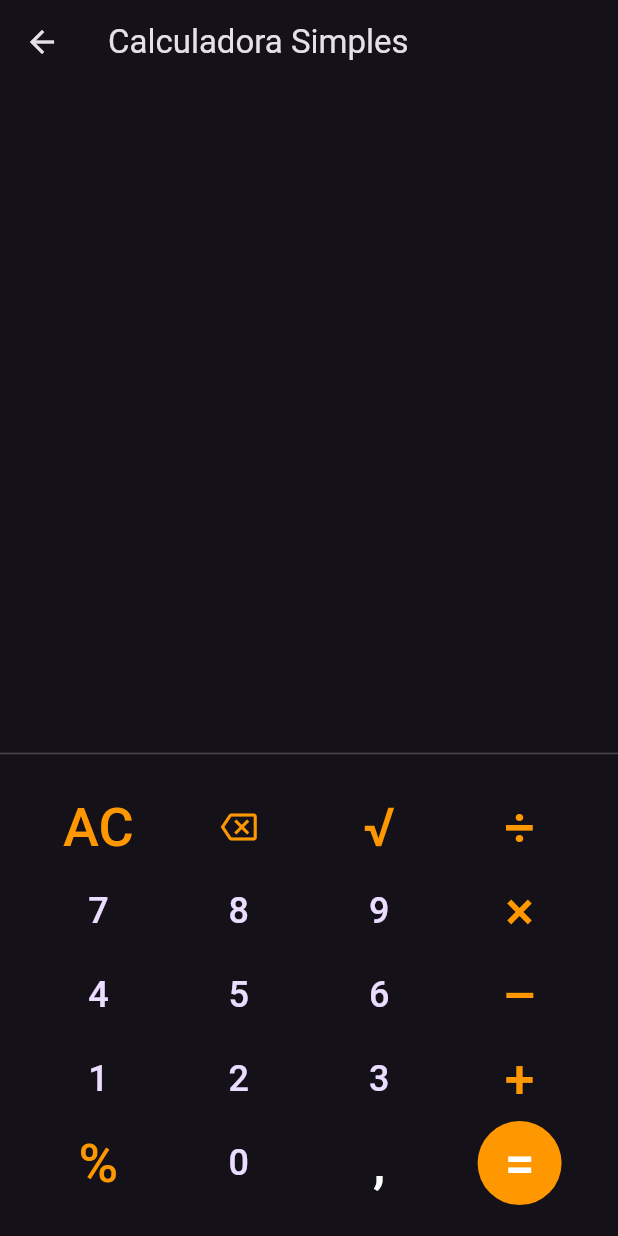
After one commit to vilaJJ/CalculadoraSimples_Flutter, a Flutter app: the CalcPage screen opened by its route, after a tap on the "backspace" icon, on a phone screen of 412 x 824 dp. The commit adds this screen. Run offline on Flutter 3.47's test engine with Material 3 defaults, Android fonts, the phone set to English and light mode, and no system bars.

Commit message:
Iniciada tela da calculadora, com os botões

```diff
--- a/calculadora_simples/lib/src/app_widget.dart
+++ b/calculadora_simples/lib/src/app_widget.dart
@@ -1,5 +1,6 @@
 import 'package:calculadora_simples/src/features/auth/controllers/auth_controller.dart';
 import 'package:calculadora_simples/src/features/auth/pages/auth_page.dart';
+import 'package:calculadora_simples/src/features/calc/pages/calc_page.dart';
 import 'package:calculadora_simples/src/features/splash/pages/splash_page.dart';
 import 'package:flutter/material.dart';
 import 'package:provider/provider.dart';
@@ -19,7 +20,8 @@ class AppWidget extends StatelessWidget {
         initialRoute: "/",
         routes: {
           "/": (context) => const SplashPage(),
-          "/auth": (context) => const AuthPage()
+          "/auth": (context) => const AuthPage(),
+          "/calc": (context) => const CalcPage()
         },
       ),
     );
--- a/calculadora_simples/lib/src/features/auth/controllers/auth_controller.dart
+++ b/calculadora_simples/lib/src/features/auth/controllers/auth_controller.dart
@@ -4,7 +4,7 @@ import 'package:flutter/material.dart';
 
 class AuthController extends ChangeNotifier {
   final String _usuario = "eduarda";
-  final String _senha = "eduarda123";
+  final String _senha = "123";
 
   var authRequest = AuthRequestModel('', '');
   var state = AuthState.parado;
@@ -15,7 +15,7 @@ class AuthController extends ChangeNotifier {
 
     await Future.delayed(const Duration(seconds: 1));
 
-    if (authRequest.usuario == _usuario && authRequest.senha == _senha) {
+    if (authRequest.usuario!.toLowerCase().trim() == _usuario.toLowerCase() && authRequest.senha!.toLowerCase().trim() == _senha.toLowerCase()) {
       state = AuthState.sucesso;
     } else {
       state = AuthState.erro;
--- a/calculadora_simples/lib/src/features/auth/pages/auth_page.dart
+++ b/calculadora_simples/lib/src/features/auth/pages/auth_page.dart
@@ -32,7 +32,7 @@ class _AuthPageState extends State<AuthPage> {
       } else if (controller.state == AuthState.sucesso) {
         ScaffoldMessenger.of(context).showSnackBar(
             const SnackBar(content: Text("Autenticado com sucesso.")));
-        Navigator.of(context).pushReplacementNamed("/home");
+        Navigator.of(context).pushReplacementNamed("/calc");
       }
     });
   }
@@ -56,6 +56,7 @@ class _AuthPageState extends State<AuthPage> {
                   style: TextStyle(fontSize: 20, fontWeight: FontWeight.bold),
                 ),
               ),
+
               Padding(
                 padding: EdgeInsets.symmetric(
                     horizontal: ScreenSize.width(context) * 0.05),
@@ -65,6 +66,8 @@ class _AuthPageState extends State<AuthPage> {
                       padding: EdgeInsets.symmetric(
                           vertical: ScreenSize.height(context) * 0.0075),
                       child: TextField(
+                        textCapitalization: TextCapitalization.words,
+                        enabled: controller.state != AuthState.carregando,
                         focusNode: _usuarioFocus,
                         decoration: const InputDecoration(
                             border: OutlineInputBorder(
@@ -85,6 +88,7 @@ class _AuthPageState extends State<AuthPage> {
                       padding: EdgeInsets.symmetric(
                           vertical: ScreenSize.height(context) * 0.0075),
                       child: TextField(
+                        enabled: controller.state != AuthState.carregando,
                         focusNode: _senhaFocus,
                         decoration: const InputDecoration(
                             border: OutlineInputBorder(
@@ -102,6 +106,7 @@ class _AuthPageState extends State<AuthPage> {
                   ],
                 ),
               ),
+
               Padding(
                 padding: EdgeInsets.symmetric(
                     vertical: ScreenSize.height(context) * 0.05),
--- /dev/null
+++ b/calculadora_simples/lib/src/features/calc/components/button_numero_component.dart
@@ -0,0 +1,29 @@
+import 'package:calculadora_simples/src/features/calc/models/button_numero_model.dart';
+import 'package:flutter/material.dart';
+
+class ButtonNumeroComponent extends StatelessWidget {
+  final ButtonNumeroModel model;
+
+  const ButtonNumeroComponent({
+    super.key,
+    required this.model
+    });
+
+  @override
+  Widget build(BuildContext context) {
+    return FloatingActionButton(
+      shape: const CircleBorder(),
+      backgroundColor: Colors.transparent,
+      elevation: 0,
+      onPressed: () {
+
+      },
+      child: Text(
+        "${model.numero}",
+        style: const TextStyle(
+          fontSize: 24
+        ),
+      )
+      );
+  }
+}
--- /dev/null
+++ b/calculadora_simples/lib/src/features/calc/components/button_operacao_component.dart
@@ -0,0 +1,37 @@
+import 'package:calculadora_simples/src/features/calc/models/button_operacao_model.dart';
+import 'package:calculadora_simples/src/features/calc/models/enums/button_operacoes_enum.dart';
+import 'package:flutter/material.dart';
+
+class ButtonOperacaoComponent extends StatelessWidget {
+  final ButtonOperacaoModel model;
+
+  const ButtonOperacaoComponent({
+    super.key,
+    required this.model
+    });
+
+  @override
+  Widget build(BuildContext context) {
+    return FloatingActionButton(
+      shape: const CircleBorder(),
+      backgroundColor: model.operacao == ButtonOperacoes.operar
+        ? Colors.orange
+        : Colors.transparent,
+      elevation: 0,
+      onPressed: () {
+
+      },
+      child: model.isIcon
+        ? Icon(model.obterIcone(), color: Colors.orange)
+        : Text(
+          model.obterTexto(),
+          style: TextStyle(
+            fontSize: 36,
+            color: model.operacao == ButtonOperacoes.operar || model.operacao == ButtonOperacoes.virgula
+              ? Colors.white
+              : Colors.orange,
+            ),
+          )
+      );
+  }
+}
--- /dev/null
+++ b/calculadora_simples/lib/src/features/calc/models/button_numero_model.dart
@@ -0,0 +1,7 @@
+class ButtonNumeroModel {
+  final int numero;
+
+  ButtonNumeroModel({
+    required this.numero
+  });
+}
--- /dev/null
+++ b/calculadora_simples/lib/src/features/calc/models/button_operacao_model.dart
@@ -0,0 +1,46 @@
+import 'package:calculadora_simples/src/features/calc/models/enums/button_operacoes_enum.dart';
+import 'package:flutter/material.dart';
+
+class ButtonOperacaoModel {
+  final bool isIcon;
+  final ButtonOperacoes operacao;
+
+  ButtonOperacaoModel({
+    this.isIcon = false,
+    required this.operacao
+  });
+
+  String obterTexto() {
+    switch(operacao) {
+      case ButtonOperacoes.soma:
+        return "+";
+      case ButtonOperacoes.subtracao:
+        return "–";
+      case ButtonOperacoes.multiplicacao:
+        return "×";
+      case ButtonOperacoes.divisao:
+        return "÷";
+      case ButtonOperacoes.porcentagem:
+        return "%";
+      case ButtonOperacoes.raiz:
+        return "√";
+      case ButtonOperacoes.apagarTudo:
+        return "AC";
+      case ButtonOperacoes.operar:
+        return "=";
+      case ButtonOperacoes.virgula:
+        return ",";
+      default:
+        return "";
+    }
+  }
+
+  IconData obterIcone() {
+    switch(operacao) {
+      case ButtonOperacoes.apagar:
+        return Icons.backspace_outlined;
+      default:
+        return Icons.circle;
+    }
+  }
+}
--- /dev/null
+++ b/calculadora_simples/lib/src/features/calc/models/enums/button_operacoes_enum.dart
@@ -0,0 +1,12 @@
+enum ButtonOperacoes {
+  soma,
+  subtracao,
+  multiplicacao,
+  divisao,
+  porcentagem,
+  raiz,
+  operar,
+  virgula,
+  apagar,
+  apagarTudo
+}
--- /dev/null
+++ b/calculadora_simples/lib/src/features/calc/pages/calc_page.dart
@@ -0,0 +1,138 @@
+import 'package:calculadora_simples/src/features/calc/components/button_numero_component.dart';
+import 'package:calculadora_simples/src/features/calc/components/button_operacao_component.dart';
+import 'package:calculadora_simples/src/features/calc/models/button_numero_model.dart';
+import 'package:calculadora_simples/src/features/calc/models/button_operacao_model.dart';
+import 'package:calculadora_simples/src/features/calc/models/enums/button_operacoes_enum.dart';
+import 'package:calculadora_simples/src/shared/device/screen_size.dart';
+import 'package:flutter/material.dart';
+
+class CalcPage extends StatefulWidget {
+  const CalcPage({super.key});
+
+  @override
+  State<CalcPage> createState() => _CalcPageState();
+}
+
+class _CalcPageState extends State<CalcPage> {
+  @override
+  Widget build(BuildContext context) {
+    return Scaffold(
+      appBar: AppBar(
+        title: const Text("Calculadora Simples")
+      ),
+
+      body: Column(
+        children: [
+          Expanded(
+            child: Column(
+              children: [
+
+              ],
+            )
+          ),
+
+          const Divider(height: 0),
+
+          Padding(
+            padding: EdgeInsets.symmetric(
+              vertical: ScreenSize.height(context) * 0.025
+            ),
+            child: Column(
+              children: [
+                Row(
+                  mainAxisAlignment: MainAxisAlignment.spaceEvenly,
+                  children: [
+                    ButtonOperacaoComponent(
+                      model: ButtonOperacaoModel(operacao: ButtonOperacoes.apagarTudo)
+                    ),
+                    ButtonOperacaoComponent(
+                      model: ButtonOperacaoModel(isIcon: true, operacao: ButtonOperacoes.apagar)
+                    ),
+                    ButtonOperacaoComponent(
+                      model: ButtonOperacaoModel(operacao: ButtonOperacoes.raiz)
+                    ),
+                    ButtonOperacaoComponent(
+                      model: ButtonOperacaoModel(operacao: ButtonOperacoes.divisao)
+                    ),
+                  ],
+                ),
+
+                Row(
+                  mainAxisAlignment: MainAxisAlignment.spaceEvenly,
+                  children: [
+                    ButtonNumeroComponent(
+                      model: ButtonNumeroModel(numero: 7)
+                    ),
+                    ButtonNumeroComponent(
+                      model: ButtonNumeroModel(numero: 8)
+                    ),
+                    ButtonNumeroComponent(
+                      model: ButtonNumeroModel(numero: 9)
+                    ),
+                    ButtonOperacaoComponent(
+                      model: ButtonOperacaoModel(operacao: ButtonOperacoes.multiplicacao)
+                    )
+                  ],
+                ),
+
+                Row(
+                  mainAxisAlignment: MainAxisAlignment.spaceEvenly,
+                  children: [
+                    ButtonNumeroComponent(
+                      model: ButtonNumeroModel(numero: 4)
+                    ),
+                    ButtonNumeroComponent(
+                      model: ButtonNumeroModel(numero: 5)
+                    ),
+                    ButtonNumeroComponent(
+                      model: ButtonNumeroModel(numero: 6)
+                    ),
+                    ButtonOperacaoComponent(
+                      model: ButtonOperacaoModel(operacao: ButtonOperacoes.subtracao)
+                    )
+                  ],
+                ),
+
+                Row(
+                  mainAxisAlignment: MainAxisAlignment.spaceEvenly,
+                  children: [
+                    ButtonNumeroComponent(
+                      model: ButtonNumeroModel(numero: 1)
+                    ),
+                    ButtonNumeroComponent(
+                      model: ButtonNumeroModel(numero: 2)
+                    ),
+                    ButtonNumeroComponent(
+                      model: ButtonNumeroModel(numero: 3)
+                    ),
+                    ButtonOperacaoComponent(
+                      model: ButtonOperacaoModel(operacao: ButtonOperacoes.soma)
+                    )
+                  ],
+                ),
+
+                Row(
+                  mainAxisAlignment: MainAxisAlignment.spaceEvenly,
+                  children: [
+                    ButtonOperacaoComponent(
+                      model: ButtonOperacaoModel(operacao: ButtonOperacoes.porcentagem)
+                    ),
+                    ButtonNumeroComponent(
+                      model: ButtonNumeroModel(numero: 0)
+                    ),
+                    ButtonOperacaoComponent(
+                      model: ButtonOperacaoModel(operacao: ButtonOperacoes.virgula)
+                    ),
+                    ButtonOperacaoComponent(
+                      model: ButtonOperacaoModel(operacao: ButtonOperacoes.operar)
+                    )
+                  ],
+                )
+              ],
+            ),
+          )
+        ],
+      ),
+    );
+  }
+}
```
